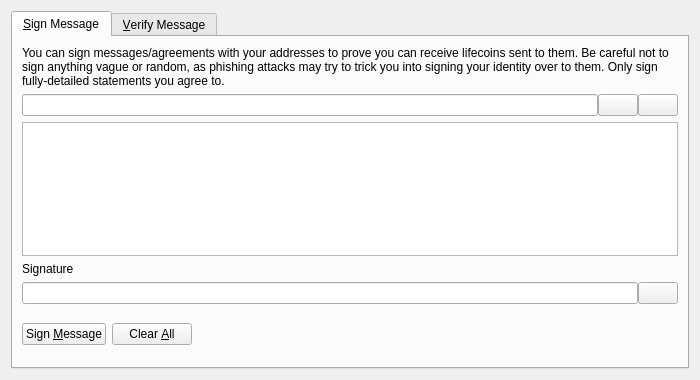
First picture: the form in src/qt/forms/signverifymessagedialog.ui, repository shuurai/boxcoin, before the edit.
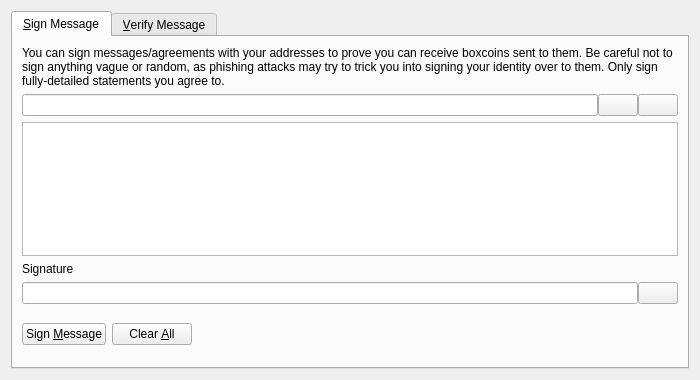
Second picture: the form after the edit. Icons and pictures are not drawn. Custom widgets are drawn as their Qt base class.

Patch:
```diff
--- a/src/qt/forms/signverifymessagedialog.ui
+++ b/src/qt/forms/signverifymessagedialog.ui
@@ -30,7 +30,7 @@
        <item>
         <widget class="QLabel" name="infoLabel_SM">
          <property name="text">
-          <string>You can sign messages/agreements with your addresses to prove you can receive lifecoins sent to them. Be careful not to sign anything vague or random, as phishing attacks may try to trick you into signing your identity over to them. Only sign fully-detailed statements you agree to.</string>
+          <string>You can sign messages/agreements with your addresses to prove you can receive boxcoins sent to them. Be careful not to sign anything vague or random, as phishing attacks may try to trick you into signing your identity over to them. Only sign fully-detailed statements you agree to.</string>
          </property>
          <property name="textFormat">
           <enum>Qt::PlainText</enum>
```
Left out of the diff: 8 changed lines with no effect on the pictures.
